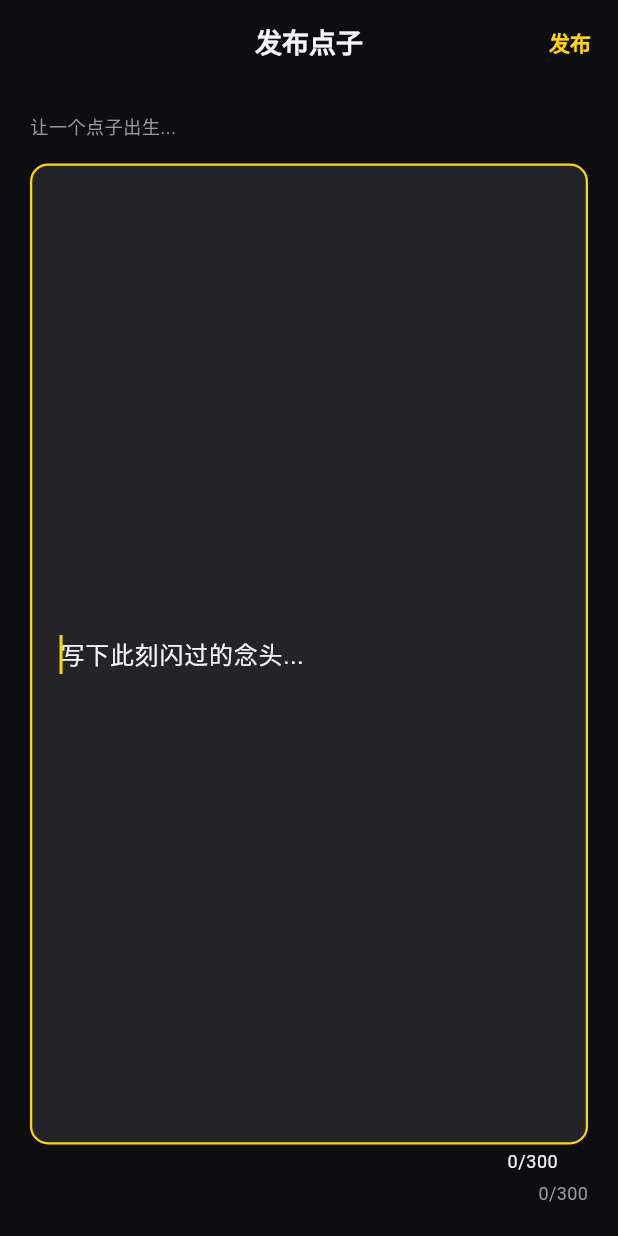
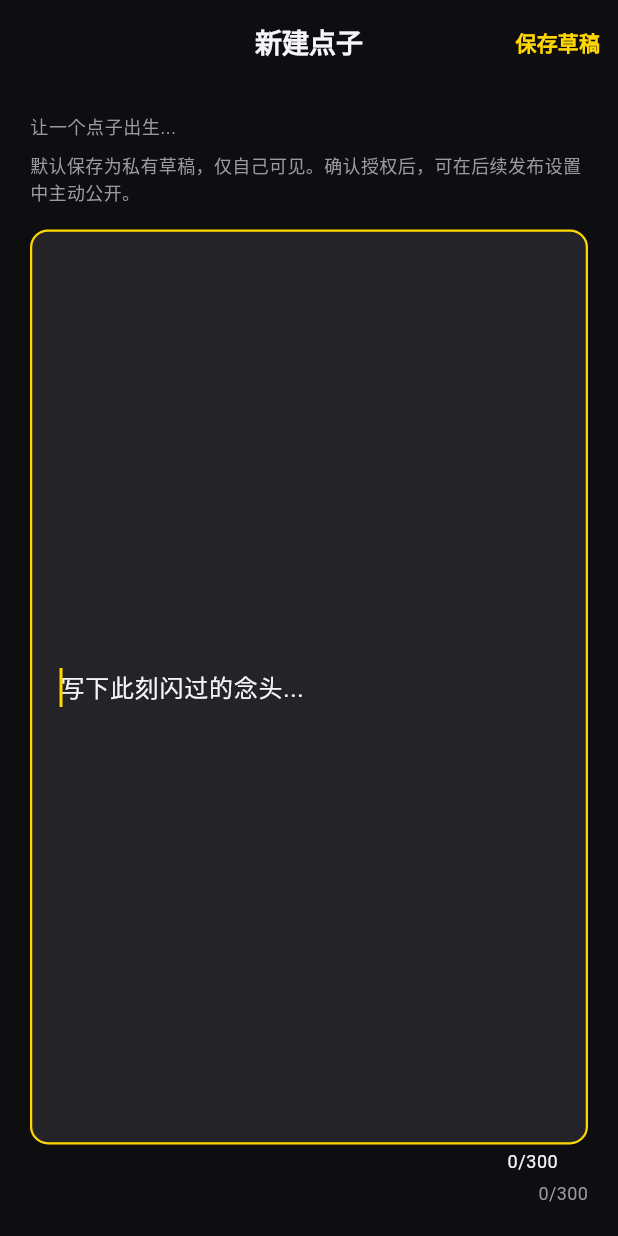
Before and after one commit to nihcya/ideas, a Flutter app: the CreateIdeaScreen screen opened by its route, on a phone screen of 412 x 824 dp. Run offline on Flutter 3.47's test engine with Material 3 defaults, Android fonts, the phone set to English and light mode, and no system bars; our stand-ins replace dio, flutter_riverpod, flutter_secure_storage, go_router; missing offline and left inert: dart:html; accounts and stored records are empty; network calls fail.

Commit message:
fix(frontend): present idea creation as private draft

```diff
--- a/idea-app/frontend/lib/screens/create_idea_screen.dart
+++ b/idea-app/frontend/lib/screens/create_idea_screen.dart
@@ -5,7 +5,7 @@ import 'package:go_router/go_router.dart';
 import '../providers/explore_provider.dart';
 import '../theme/app_theme.dart';
 
-/// 发布新点子页
+/// 新建私有草稿页
 class CreateIdeaScreen extends ConsumerStatefulWidget {
   const CreateIdeaScreen({super.key});
 
@@ -50,7 +50,7 @@ class _CreateIdeaScreenState extends ConsumerState<CreateIdeaScreen> {
     final colors = AppColors.of(context);
     return Scaffold(
       appBar: AppBar(
-        title: const Text('发布点子'),
+        title: const Text('新建点子'),
         actions: [
           TextButton(
             onPressed: _submitting ? null : _submit,
@@ -60,7 +60,7 @@ class _CreateIdeaScreenState extends ConsumerState<CreateIdeaScreen> {
                     width: 18,
                     child: CircularProgressIndicator(strokeWidth: 2),
                   )
-                : const Text('发布'),
+                : const Text('保存草稿'),
           ),
         ],
       ),
@@ -72,6 +72,15 @@ class _CreateIdeaScreenState extends ConsumerState<CreateIdeaScreen> {
             Text(
               '让一个点子出生...',
               style: Theme.of(context).textTheme.bodySmall,
+            ),
+            const SizedBox(height: 8),
+            Text(
+              '默认保存为私有草稿，仅自己可见。确认授权后，可在后续发布设置中主动公开。',
+              style: TextStyle(
+                color: colors.textSecondary,
+                fontSize: 12,
+                height: 1.5,
+              ),
             ),
             const SizedBox(height: 16),
             Expanded(
```
